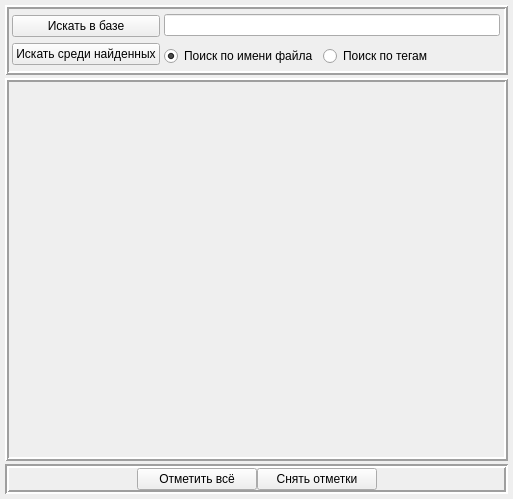
Above: searcherwidget.ui from bort-four/StudentHelper before the change. Below: the same form after it.
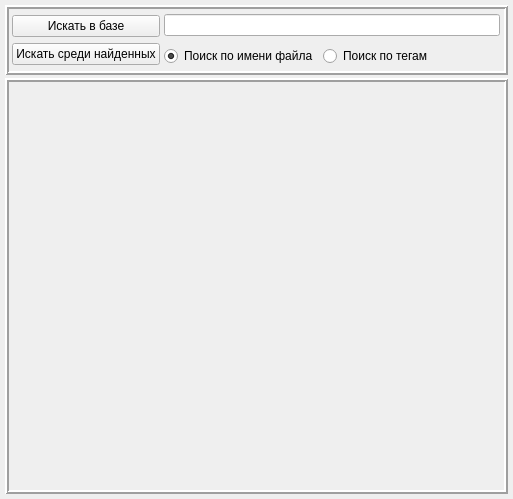
That is the form after the change.

```diff
--- a/searcherwidget.ui
+++ b/searcherwidget.ui
@@ -262,112 +262,6 @@
      </layout>
     </widget>
    </item>
-   <item row="2" column="0">
-    <widget class="QFrame" name="frame">
-     <property name="sizePolicy">
-      <sizepolicy hsizetype="Preferred" vsizetype="Fixed">
-       <horstretch>0</horstretch>
-       <verstretch>0</verstretch>
-      </sizepolicy>
-     </property>
-     <property name="frameShape">
-      <enum>QFrame::Box</enum>
-     </property>
-     <property name="frameShadow">
-      <enum>QFrame::Sunken</enum>
-     </property>
-     <property name="lineWidth">
-      <number>2</number>
-     </property>
-     <layout class="QHBoxLayout" name="horizontalLayout_2">
-      <property name="spacing">
-       <number>0</number>
-      </property>
-      <property name="leftMargin">
-       <number>0</number>
-      </property>
-      <property name="topMargin">
-       <number>0</number>
-      </property>
-      <property name="rightMargin">
-       <number>0</number>
-      </property>
-      <property name="bottomMargin">
-       <number>0</number>
-      </property>
-      <item>
-       <spacer name="horizontalSpacer_2">
-        <property name="orientation">
-         <enum>Qt::Horizontal</enum>
-        </property>
-        <property name="sizeHint" stdset="0">
-         <size>
-          <width>40</width>
-          <height>20</height>
-         </size>
-        </property>
-       </spacer>
-      </item>
-      <item>
-       <widget class="QPushButton" name="selectAllButton">
-        <property name="sizePolicy">
-         <sizepolicy hsizetype="Fixed" vsizetype="Fixed">
-          <horstretch>0</horstretch>
-          <verstretch>0</verstretch>
-         </sizepolicy>
-        </property>
-        <property name="minimumSize">
-         <size>
-          <width>120</width>
-          <height>0</height>
-         </size>
-        </property>
-        <property name="maximumSize">
-         <size>
-          <width>130</width>
-          <height>16777215</height>
-         </size>
-        </property>
-        <property name="text">
-         <string>Отметить всё</string>
-        </property>
-       </widget>
-      </item>
-      <item>
-       <widget class="QPushButton" name="deselect_button">
-        <property name="sizePolicy">
-         <sizepolicy hsizetype="Fixed" vsizetype="Fixed">
-          <horstretch>0</horstretch>
-          <verstretch>0</verstretch>
-         </sizepolicy>
-        </property>
-        <property name="minimumSize">
-         <size>
-          <width>120</width>
-          <height>0</height>
-         </size>
-        </property>
-        <property name="text">
-         <string>Снять отметки</string>
-        </property>
-       </widget>
-      </item>
-      <item>
-       <spacer name="horizontalSpacer_3">
-        <property name="orientation">
-         <enum>Qt::Horizontal</enum>
-        </property>
-        <property name="sizeHint" stdset="0">
-         <size>
-          <width>40</width>
-          <height>20</height>
-         </size>
-        </property>
-       </spacer>
-      </item>
-     </layout>
-    </widget>
-   </item>
   </layout>
  </widget>
  <resources/>
```
